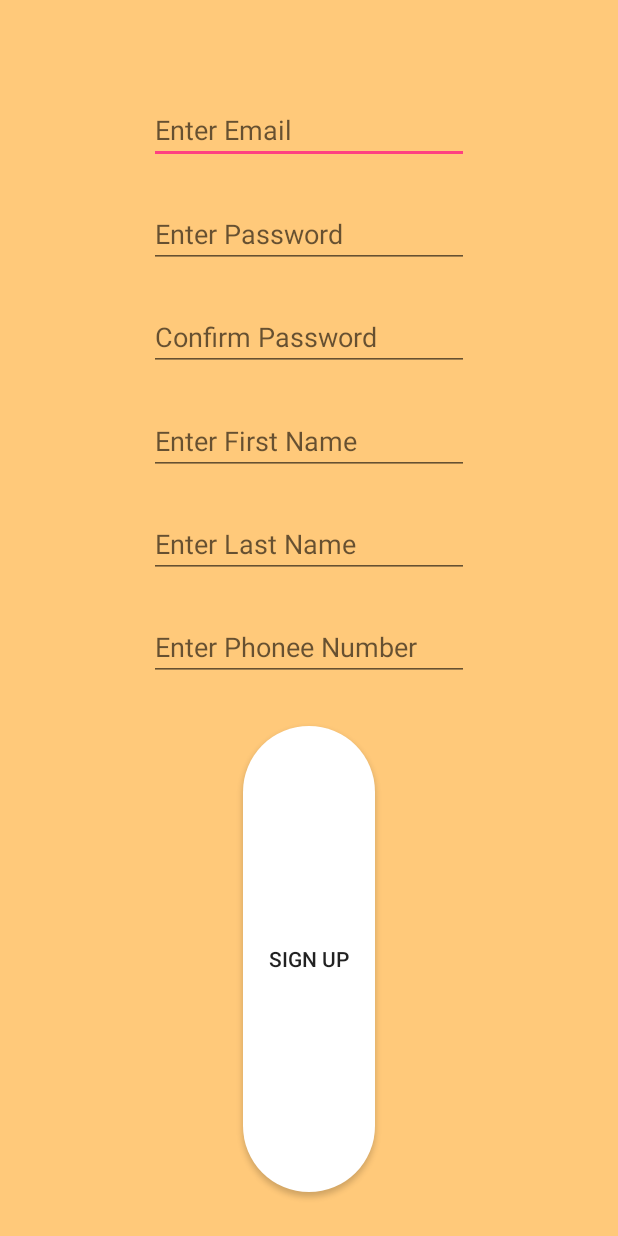
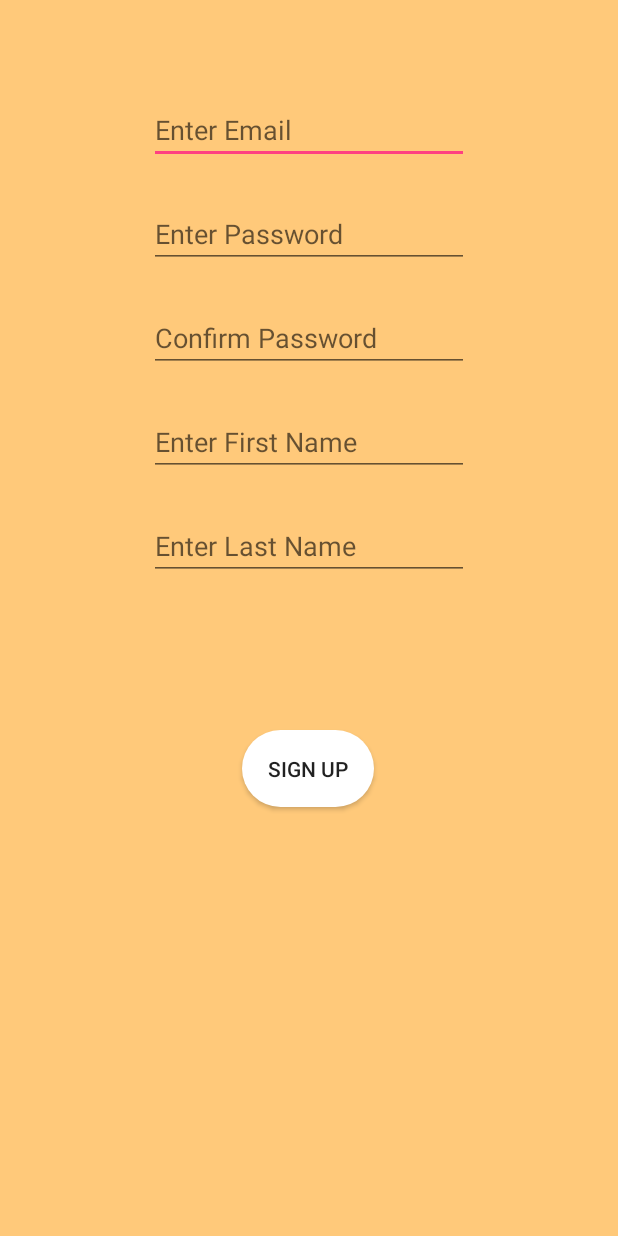
Before and after one commit to chesterCervantes/Peas1, an Android app: the signUp screen opened directly, with no data from a screen before it, on a phone screen of 412 x 824 dp. Run offline under Robolectric (Android 15) with nearby library versions, the phone set to English and light mode, and no system bars.

Commit message:
Revert "add phone number input"

```diff
--- a/app/src/main/res/layout/activity_sign_up.xml
+++ b/app/src/main/res/layout/activity_sign_up.xml
@@ -7,18 +7,16 @@
     android:background="#ffc97a"
 
     tools:context="com.example.chester.peas1.signUp"
-    tools:layout_editor_absoluteY="25dp">
+    tools:layout_editor_absoluteY="81dp">
 
     <EditText
         android:id="@+id/email"
         android:layout_width="wrap_content"
         android:layout_height="wrap_content"
-        android:layout_marginBottom="24dp"
         android:layout_marginTop="64dp"
         android:ems="10"
         android:hint="Enter Email"
         android:inputType="textEmailAddress"
-        app:layout_constraintBottom_toTopOf="@+id/password"
         app:layout_constraintEnd_toEndOf="parent"
         app:layout_constraintStart_toStartOf="parent"
         app:layout_constraintTop_toTopOf="parent" />
@@ -27,11 +25,10 @@
         android:id="@+id/password"
         android:layout_width="wrap_content"
         android:layout_height="wrap_content"
-        android:layout_marginBottom="23dp"
+        android:layout_marginTop="24dp"
         android:ems="10"
         android:hint="Enter Password"
         android:inputType="textPassword"
-        app:layout_constraintBottom_toTopOf="@+id/confirmPassword"
         app:layout_constraintStart_toStartOf="@+id/email"
         app:layout_constraintTop_toBottomOf="@+id/email" />
 
@@ -39,11 +36,10 @@
         android:id="@+id/confirmPassword"
         android:layout_width="wrap_content"
         android:layout_height="wrap_content"
-        android:layout_marginBottom="24dp"
+        android:layout_marginTop="24dp"
         android:ems="10"
         android:hint="Confirm Password"
         android:inputType="textPassword"
-        app:layout_constraintBottom_toTopOf="@+id/firstName"
         app:layout_constraintStart_toStartOf="@+id/password"
         app:layout_constraintTop_toBottomOf="@+id/password" />
 
@@ -51,11 +47,10 @@
         android:id="@+id/firstName"
         android:layout_width="wrap_content"
         android:layout_height="wrap_content"
-        android:layout_marginBottom="23dp"
+        android:layout_marginTop="24dp"
         android:ems="10"
         android:hint="Enter First Name"
         android:inputType="text"
-        app:layout_constraintBottom_toTopOf="@+id/lastName"
         app:layout_constraintStart_toStartOf="@+id/confirmPassword"
         app:layout_constraintTop_toBottomOf="@+id/confirmPassword" />
 
@@ -63,36 +58,23 @@
         android:id="@+id/lastName"
         android:layout_width="wrap_content"
         android:layout_height="wrap_content"
-        android:layout_marginBottom="23dp"
+        android:layout_marginTop="24dp"
         android:ems="10"
         android:hint="Enter Last Name"
         android:inputType="text"
-        app:layout_constraintBottom_toTopOf="@+id/phoneNumber"
         app:layout_constraintStart_toStartOf="@+id/firstName"
         app:layout_constraintTop_toBottomOf="@+id/firstName" />
 
     <Button
         android:id="@+id/btn_SignUp"
         android:layout_width="wrap_content"
-        android:layout_height="0dp"
-        android:layout_marginBottom="29dp"
+        android:layout_height="51dp"
+        android:layout_marginTop="308dp"
         android:background="@drawable/round_button"
         android:text="Sign Up"
-        app:layout_constraintBottom_toBottomOf="parent"
         app:layout_constraintEnd_toEndOf="parent"
+        app:layout_constraintHorizontal_bias="0.498"
         app:layout_constraintStart_toStartOf="parent"
-        app:layout_constraintTop_toBottomOf="@+id/phoneNumber" />
-
-    <EditText
-        android:id="@+id/phoneNumber"
-        android:layout_width="wrap_content"
-        android:layout_height="wrap_content"
-        android:layout_marginBottom="30dp"
-        android:ems="10"
-        android:hint="Enter Phonee Number"
-        android:inputType="number"
-        app:layout_constraintBottom_toTopOf="@+id/btn_SignUp"
-        app:layout_constraintStart_toStartOf="@+id/lastName"
-        app:layout_constraintTop_toBottomOf="@+id/lastName" />
+        app:layout_constraintTop_toBottomOf="@+id/password" />
 
 </android.support.constraint.ConstraintLayout>
```
